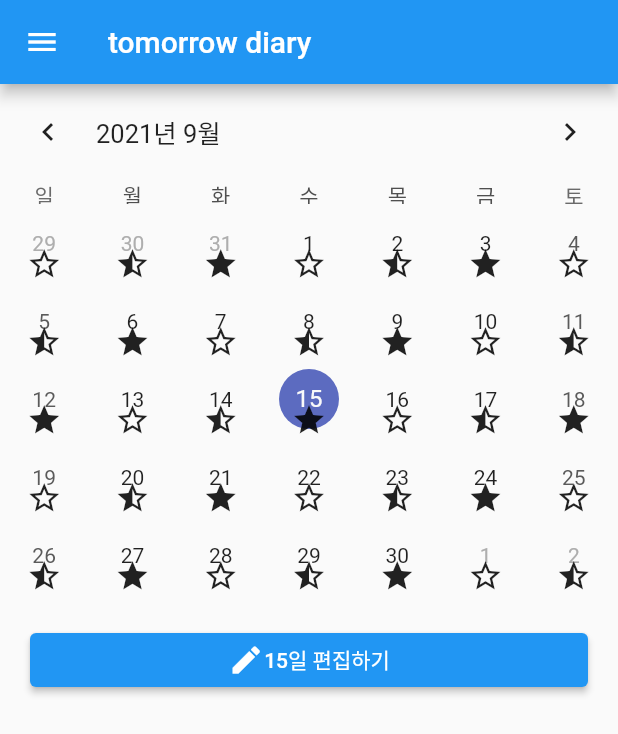
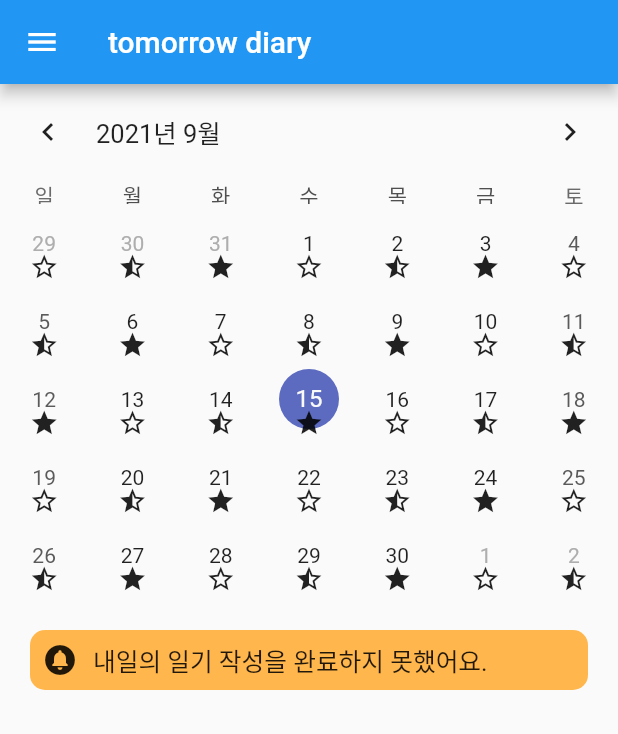
Before and after one commit to oddugi-can-do/app_TomorrowDiary_TomorrowDiary, a Flutter app: the screen it shows after launch, on a phone screen of 412 x 824 dp. Shown: the top 734 px of the screen. Run offline on Flutter 3.47's test engine with Material 2 defaults, Android fonts, the phone set to English and light mode, and no system bars; drawn by our look-alikes of table_calendar.

Commit message:
move files and define Size

```diff
--- a/app/myapp/lib/main.dart
+++ b/app/myapp/lib/main.dart
@@ -1,139 +1,39 @@
 import 'package:flutter/material.dart';
-import 'package:table_calendar/table_calendar.dart';
+import 'package:myapp/screen/home_screen.dart';
 import 'package:intl/date_symbol_data_local.dart';
-import 'event.dart';
+import 'package:myapp/size.dart';
 
 void main() {
   initializeDateFormatting('ko_KR', null).then((_) => runApp(const MyApp()));
 }
 
-class MyApp extends StatefulWidget {
+class MyApp extends StatelessWidget {
   const MyApp({Key? key}) : super(key: key);
 
   @override
-  _MyAppState createState() => _MyAppState();
-}
-
-class _MyAppState extends State<MyApp> {
-  late final ValueNotifier<List<Event>> _selectedEvents;
-  final CalendarFormat _calendarFormat = CalendarFormat.month;
-  DateTime _focusedDay = DateTime.now();
-  DateTime? _selectedDay;
-
-  @override
-  void initState() {
-    super.initState();
-
-    _selectedDay = _focusedDay;
-    _selectedEvents = ValueNotifier(_getEventsForDay(_selectedDay!));
-  }
-
-  @override
-  void dispose() {
-    _selectedEvents.dispose();
-    super.dispose();
-  }
-
-  @override
   Widget build(BuildContext context) {
-    return MaterialApp(
-      debugShowCheckedModeBanner: false,
-      home: Scaffold(
-        appBar: AppBar(
-          title: Text('tomorrow diary'),
-        ),
-        body: SingleChildScrollView(
-          child: Column(
-            children: [
-              _buildTableCalendar(),
-              Padding(
-                padding: const EdgeInsets.all(20),
-                child: ElevatedButton(
-                  onPressed: () {},
-                  child: Row(
-                    mainAxisAlignment: MainAxisAlignment.center,
-                    children: [
-                      Icon(Icons.edit),
-                      Text('${_focusedDay.day}일 편집하기'),
-                    ],
-                  ),
+    return LayoutBuilder(
+      builder: (context, constraints) {
+        return MaterialApp(
+          debugShowCheckedModeBanner: false,
+          theme: ThemeData(
+            textButtonTheme: TextButtonThemeData(
+              style: TextButton.styleFrom(
+                backgroundColor: Colors.orange.shade300,
+                primary: Colors.black87,
+                shape: RoundedRectangleBorder(
+                  borderRadius: BorderRadius.circular(10),
                 ),
+                minimumSize: Size(constraints.maxWidth * 0.8, TDSize.withHeight(constraints).withSize(SizeList.s)),
+                textStyle: TextStyle(fontSize: TDSize.withHeight(constraints).withSize(SizeList.xs)),
               ),
-            ],
+            ),
           ),
-        ),
-        drawer: Container(
-          color: Colors.black,
-          width: 200,
-        ),
-      ),
-    );
-  }
-
-  List<Event> _getEventsForDay(DateTime day) {
-    // Implementation example
-    return kEvents[day] ?? [];
-  }
-
-  void _onDaySelected(DateTime selectedDay, DateTime focusedDay) {
-    if (!isSameDay(_selectedDay, selectedDay)) {
-      setState(() {
-        _selectedDay = selectedDay;
-        _focusedDay = focusedDay;
-      });
-
-      _selectedEvents.value = _getEventsForDay(selectedDay);
-    }
-  }
-
-  TableCalendar<Event> _buildTableCalendar() {
-    return TableCalendar(
-      calendarBuilders: calendarBuilder(),
-      focusedDay: _focusedDay,
-      firstDay: DateTime.utc(2020, 10, 19),
-      lastDay: DateTime.utc(2022, 4, 18),
-      calendarFormat: _calendarFormat,
-      eventLoader: _getEventsForDay,
-      rangeSelectionMode: RangeSelectionMode.disabled,
-      availableCalendarFormats: {CalendarFormat.month: ''},
-      calendarStyle: CalendarStyle(),
-      locale: 'ko_KR',
-      selectedDayPredicate: (day) {
-        return isSameDay(day, _selectedDay);
-      },
-      onDaySelected: (selectedDay, focusedDay) {
-        if (!isSameDay(_selectedDay, selectedDay)) {
-          // Call `setState()` when updating the selected day
-          setState(() {
-            _selectedDay = selectedDay;
-            _focusedDay = focusedDay;
-          });
-        }
-      },
-      onPageChanged: (focusedDay) {
-        // No need to call `setState()` here
-        _focusedDay = focusedDay;
-      },
-    );
-  }
-
-  CalendarBuilders<Event> calendarBuilder() {
-    return CalendarBuilders(
-      defaultBuilder: (context, day, focusedDay) {},
-      markerBuilder: (context, dateTime, events) {
-        final Widget child;
-        switch (events[0].eventState) {
-          case EventState.none:
-            child = Icon(Icons.star_border);
-            break;
-          case EventState.progressing:
-            child = Icon(Icons.star_half);
-            break;
-          case EventState.done:
-            child = Icon(Icons.star);
-            break;
-        }
-        return child;
+          initialRoute: "/home",
+          routes: {
+            "/home": (context) => HomeScreen(constraints: constraints),
+          },
+        );
       },
     );
   }
--- /dev/null
+++ b/app/myapp/lib/screen/home_screen.dart
@@ -0,0 +1,142 @@
+// ignore_for_file: prefer_const_constructors, prefer_const_literals_to_create_immutables
+
+import 'package:flutter/material.dart';
+import 'package:myapp/model/event.dart';
+import 'package:table_calendar/table_calendar.dart';
+
+class HomeScreen extends StatefulWidget {
+  final BoxConstraints constraints;
+
+  const HomeScreen({Key? key, required this.constraints}) : super(key: key);
+
+  @override
+  _HomeScreenState createState() => _HomeScreenState();
+}
+
+class _HomeScreenState extends State<HomeScreen> {
+  late final ValueNotifier<List<Event>> _selectedEvents;
+  final CalendarFormat _calendarFormat = CalendarFormat.month;
+  DateTime _focusedDay = DateTime.now();
+  DateTime? _selectedDay;
+
+  @override
+  void initState() {
+    super.initState();
+
+    _selectedDay = _focusedDay;
+    _selectedEvents = ValueNotifier(_getEventsForDay(_selectedDay!));
+  }
+
+  @override
+  void dispose() {
+    _selectedEvents.dispose();
+    super.dispose();
+  }
+
+  @override
+  Widget build(BuildContext context) {
+    return Scaffold(
+      appBar: AppBar(
+        title: const Text('tomorrow diary'),
+      ),
+      body: SingleChildScrollView(
+        child: Column(
+          children: [
+            _buildTableCalendar(),
+            Padding(
+              padding: const EdgeInsets.all(20),
+              child: TextButton(
+                child: Row(
+                  children: [
+                    Icon(Icons.circle_notifications),
+                    SizedBox(width: 10),
+                    Text(
+                      '내일의 일기 작성을 완료하지 못했어요.',
+                      //style: TextStyle(fontSize: 15),
+                    ),
+                  ],
+                ),
+                onPressed: () {},
+              ),
+            )
+          ],
+        ),
+      ),
+      drawer: Container(
+        color: Colors.black,
+        width: 200,
+      ),
+    );
+  }
+
+  List<Event> _getEventsForDay(DateTime day) {
+    // Implementation example
+    return kEvents[day] ?? [];
+  }
+
+  void _onDaySelected(DateTime selectedDay, DateTime focusedDay) {
+    if (!isSameDay(_selectedDay, selectedDay)) {
+      setState(() {
+        _selectedDay = selectedDay;
+        _focusedDay = focusedDay;
+      });
+
+      _selectedEvents.value = _getEventsForDay(selectedDay);
+    }
+  }
+
+  TableCalendar<Event> _buildTableCalendar() {
+    return TableCalendar(
+      calendarBuilders: calendarBuilder(),
+      focusedDay: _focusedDay,
+      firstDay: DateTime.utc(2020, 10, 19),
+      lastDay: DateTime.utc(2022, 4, 18),
+      calendarFormat: _calendarFormat,
+      eventLoader: _getEventsForDay,
+      rangeSelectionMode: RangeSelectionMode.disabled,
+      availableCalendarFormats: {CalendarFormat.month: ''},
+      calendarStyle: CalendarStyle(),
+      locale: 'ko_KR',
+      selectedDayPredicate: (day) {
+        return isSameDay(day, _selectedDay);
+      },
+      onDaySelected: (selectedDay, focusedDay) {
+        if (!isSameDay(_selectedDay, selectedDay)) {
+          // Call `setState()` when updating the selected day
+          setState(() {
+            _selectedDay = selectedDay;
+            _focusedDay = focusedDay;
+          });
+        }
+      },
+      onPageChanged: (focusedDay) {
+        // No need to call `setState()` here
+        _focusedDay = focusedDay;
+      },
+    );
+  }
+
+  CalendarBuilders<Event> calendarBuilder() {
+    return CalendarBuilders(
+      defaultBuilder: (context, day, focusedDay) {},
+      markerBuilder: (context, dateTime, events) {
+        final Widget child;
+        final Icon icon;
+        final double _iconSize = 20;
+        switch (events[0].eventState) {
+          case EventState.none:
+            icon = Icon(Icons.star_border, size: _iconSize);
+            break;
+          case EventState.progressing:
+            icon = Icon(Icons.star_half, size: _iconSize);
+            break;
+          case EventState.done:
+            icon = Icon(Icons.star, size: _iconSize);
+            break;
+        }
+        child = icon;
+        return child;
+      },
+    );
+  }
+}
--- /dev/null
+++ b/app/myapp/lib/size.dart
@@ -0,0 +1,64 @@
+import 'package:flutter/widgets.dart';
+
+class TDSize {
+  /*
+  static const xxs = 0.01;
+  static const xs = 0.02;
+  static const s = 0.03;
+  static const m = 0.05;
+  static const l = 0.08;
+  static const xl = 0.1;
+  static const xxl = 0.2;
+  static const xxxl = 0.3;
+  */
+  final BoxConstraints constraints;
+
+  double max = 0.0;
+
+  TDSize(this.constraints) : max = constraints.maxHeight;
+
+  TDSize.withHeight(this.constraints) : max = constraints.maxHeight;
+
+  TDSize.withWidth(this.constraints) : max = constraints.maxWidth;
+
+  double withSize(SizeList size) {
+    switch (size) {
+      case SizeList.xxs:
+        return max * 0.01;
+      case SizeList.xs:
+        return max * 0.02;
+      case SizeList.s:
+        return max * 0.03;
+      case SizeList.m:
+        return max * 0.05;
+      case SizeList.l:
+        return max * 0.08;
+      case SizeList.xl:
+        return max * 0.1;
+      case SizeList.xxl:
+        return max * 0.2;
+      case SizeList.xxxl:
+        return max * 0.3;
+    }
+  }
+}
+
+enum SizeList { xxs, xs, s, m, l, xl, xxl, xxxl }
+/*
+usage:
+import 'size.dart';
+LayoutBuilder(
+  builder: (context, constraints) {
+    return MaterialApp(
+      theme: ThemeData(
+        textButtonTheme: TextButtonThemeData(
+          style: TextButton.styleFrom(
+            minimumSize: Size(constraints.maxWidth * 0.8, constraints.maxHeight * TDSize.m),
+            textStyle: TextStyle(fontSize: constraints.maxHeight * TDSize.xs),
+          ),
+        ),
+      ),
+    );
+  },
+)
+*/
```
Also changed, not shown: app/myapp/lib/model/event.dart (renamed from app/myapp/lib/event.dart).
